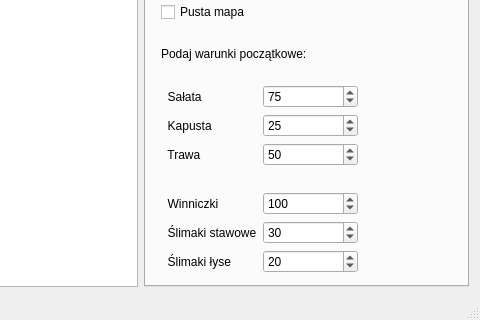
Before: the Qt Designer form mainwindow.ui in KarolStachurka/PJC, drawn with Qt 5; both pictures show x 135 to 615 and y 214 to 534 of the 615 by 534 pixel window.
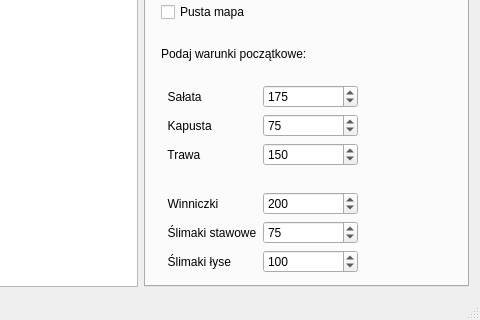
After: the same form once the commit is applied.

The edit to the form file:
```diff
--- a/mainwindow.ui
+++ b/mainwindow.ui
@@ -228,7 +228,7 @@
                 <number>999</number>
                </property>
                <property name="value">
-                <number>75</number>
+                <number>175</number>
                </property>
               </widget>
              </item>
@@ -238,7 +238,7 @@
                 <number>999</number>
                </property>
                <property name="value">
-                <number>25</number>
+                <number>75</number>
                </property>
               </widget>
              </item>
@@ -248,7 +248,7 @@
                 <number>999</number>
                </property>
                <property name="value">
-                <number>50</number>
+                <number>150</number>
                </property>
               </widget>
              </item>
@@ -278,7 +278,7 @@
                 <number>999</number>
                </property>
                <property name="value">
-                <number>100</number>
+                <number>200</number>
                </property>
               </widget>
              </item>
@@ -295,7 +295,7 @@
                 <number>999</number>
                </property>
                <property name="value">
-                <number>30</number>
+                <number>75</number>
                </property>
               </widget>
              </item>
@@ -312,7 +312,7 @@
                 <number>999</number>
                </property>
                <property name="value">
-                <number>20</number>
+                <number>100</number>
                </property>
               </widget>
              </item>
```
